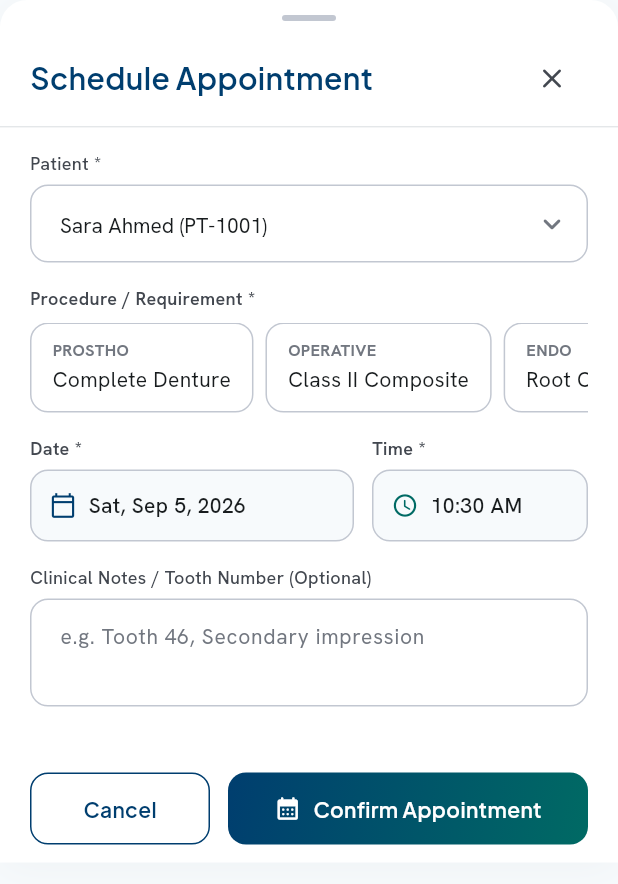
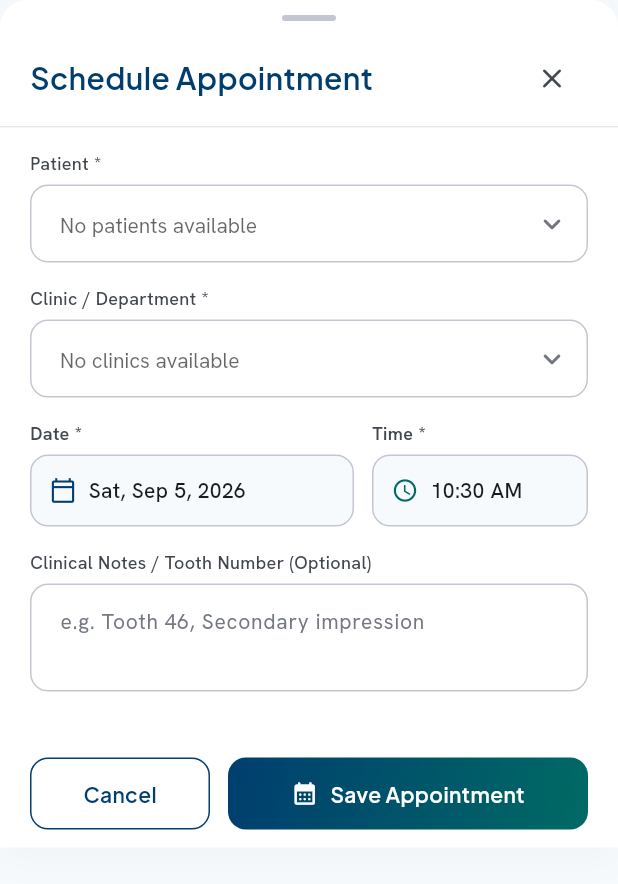
Before and after one commit to ShehabShaef/dentera, a Flutter app: the ScheduleAppointmentModal widget shown alone on an empty page, opened directly, on a phone screen of 412 x 824 dp. Shown: the top 884 px of the screen. Run offline on Flutter 3.47's test engine with Material 3 defaults, Android fonts, the phone set to English and light mode, and no system bars; our stand-ins replace flutter_local_notifications, flutter_riverpod, google_fonts, logger, shared_preferences, sqflite and 1 more; accounts and stored records are empty.

Commit message:
feat(presentation): inject relational providers and wire dynamic dropdowns in schedule modal

```diff
--- a/lib/presentation/widgets/modals/schedule_appointment_modal.dart
+++ b/lib/presentation/widgets/modals/schedule_appointment_modal.dart
@@ -1,6 +1,7 @@
 import 'package:flutter/material.dart';
 import 'package:flutter_riverpod/flutter_riverpod.dart';
 
+import '../../../core/logging/app_logger.dart';
 import '../../../core/services/local_notification_service.dart';
 import '../../../core/theme/theme.dart';
 import '../../../data/database/database_providers.dart';
@@ -10,6 +11,11 @@ import '../buttons/buttons.dart';
 import '../inputs/inputs.dart';
 
 /// Bottom sheet modal to schedule clinical appointments with patients.
+///
+/// Reactively watches [patientListProvider] and [clinicListProvider] to populate
+/// dynamic dropdown selectors with active database records, ensuring extracted
+/// relational keys ([patientId] and [clinicId]) adhere strictly to SQLite foreign
+/// key constraints without mock fallbacks or orphaned entries.
 class ScheduleAppointmentModal extends ConsumerStatefulWidget {
   const ScheduleAppointmentModal({
     super.key,
@@ -49,24 +55,8 @@ class _ScheduleAppointmentModalState extends ConsumerState<ScheduleAppointmentMo
   late DateTime _selectedDate;
   TimeOfDay _selectedTime = const TimeOfDay(hour: 10, minute: 30);
 
-  String _selectedPatient = 'Sara Ahmed (PT-1001)';
-  String _selectedProcedure = 'Prosthodontics - Complete Denture';
-
-  static const List<String> _mockPatients = <String>[
-    'Sara Ahmed (PT-1001)',
-    'Ahmed Ali (PT-1002)',
-    'Omar Khalid (PT-1003)',
-    'Layla Al-Yamani (PT-1004)',
-    'Fatima Hassan (PT-1005)',
-  ];
-
-  static const List<Map<String, String>> _procedures = <Map<String, String>>[
-    {'clinic': 'Prostho', 'procedure': 'Complete Denture', 'clinicId': 'c-pros'},
-    {'clinic': 'Operative', 'procedure': 'Class II Composite', 'clinicId': 'c-op'},
-    {'clinic': 'Endo', 'procedure': 'Root Canal (Tooth 46)', 'clinicId': 'c-endo'},
-    {'clinic': 'Perio', 'procedure': 'Scaling & Root Planing', 'clinicId': 'c-perio'},
-    {'clinic': 'Oral Surgery', 'procedure': 'Simple Extraction', 'clinicId': 'c-surg'},
-  ];
+  Patient? _selectedPatient;
+  Clinic? _selectedClinic;
 
   @override
   void initState() {
@@ -142,7 +132,25 @@ class _ScheduleAppointmentModalState extends ConsumerState<ScheduleAppointmentMo
     }
   }
 
+  /// Persists a newly scheduled clinical appointment to the local SQLite database.
+  ///
+  /// Extracts the foreign relational keys ([patientId] and [clinicId]) directly
+  /// from the selected [Patient] and [Clinic] domain entities. Mapping these verified
+  /// entity IDs directly into the [Appointment] record ensures database referential
+  /// integrity and prevents orphaned records under SQLite foreign key constraints.
   Future<void> _saveAppointment() async {
+    final patient = _selectedPatient;
+    final clinic = _selectedClinic;
+
+    // Validation Guard: Ensure both relational entities are selected.
+    if (patient == null || clinic == null) {
+      AppLogger.warning(
+        '[ScheduleAppointmentModal] Attempted to save appointment without selecting both a patient and a clinic.',
+      );
+      _formKey.currentState?.validate();
+      return;
+    }
+
     if (!_formKey.currentState!.validate()) return;
 
     final scheduledDateTime = DateTime(
@@ -153,19 +161,25 @@ class _ScheduleAppointmentModalState extends ConsumerState<ScheduleAppointmentMo
       _selectedTime.minute,
     );
 
-    final patientIdMatch = RegExp(r'\((PT-\d+)\)').firstMatch(_selectedPatient);
-    final patientId = patientIdMatch?.group(1) ?? 'PT-1001';
+    // Extract true relational entity IDs
+    final patientId = patient.id;
+    final clinicId = clinic.id;
 
     final notes = _notesController.text.trim();
-    final procedureText = notes.isNotEmpty ? '$_selectedProcedure - $notes' : _selectedProcedure;
+    final procedureText = notes.isNotEmpty ? '${clinic.name} - $notes' : clinic.name;
 
     final newAppointment = Appointment(
-      id: 'apt-${DateTime.now().millisecondsSinceEpoch % 10000}',
+      id: 'apt-${DateTime.now().millisecondsSinceEpoch}',
       patientId: patientId,
-      clinicId: 'c-pros',
+      clinicId: clinicId,
       scheduledDate: scheduledDateTime,
       procedureDescription: procedureText,
       status: 'Scheduled',
+    );
+
+    // Trace relational foreign keys immediately prior to SQLite insertion
+    AppLogger.info(
+      '[ScheduleAppointmentModal] Inserting appointment: patientId=$patientId, clinicId=$clinicId, scheduledDate=$scheduledDateTime',
     );
 
     try {
@@ -177,10 +191,14 @@ class _ScheduleAppointmentModalState extends ConsumerState<ScheduleAppointmentMo
       // Phase 7.2 - Schedule local notification reminder for this appointment
       await ref.read(notificationServiceProvider).scheduleAppointmentReminder(
             newAppointment,
-            clinicName: _selectedProcedure.split(' - ').first,
+            clinicName: clinic.name,
           );
-    } catch (_) {
-      // Offline fallback handling
+    } catch (e, stack) {
+      AppLogger.error(
+        '[ScheduleAppointmentModal] Failed to insert appointment into SQLite',
+        e,
+        stack,
+      );
     }
 
     widget.onAppointmentScheduled?.call(newAppointment);
@@ -188,9 +206,24 @@ class _ScheduleAppointmentModalState extends ConsumerState<ScheduleAppointmentMo
     Navigator.of(context).pop(newAppointment);
   }
 
+  Color _parseColor(String? hexString, {Color fallback = AppColors.secondary}) {
+    if (hexString == null || hexString.isEmpty) return fallback;
+    try {
+      final hex = hexString.replaceAll('#', '');
+      if (hex.length == 6) {
+        return Color(int.parse('0xFF$hex'));
+      } else if (hex.length == 8) {
+        return Color(int.parse('0x$hex'));
+      }
+    } catch (_) {}
+    return fallback;
+  }
+
   @override
   Widget build(BuildContext context) {
     final bottomInset = MediaQuery.of(context).viewInsets.bottom;
+    final patientsAsync = ref.watch(patientListProvider);
+    final clinicsAsync = ref.watch(clinicListProvider);
 
     return Container(
       constraints: BoxConstraints(
@@ -263,99 +296,120 @@ class _ScheduleAppointmentModalState extends ConsumerState<ScheduleAppointmentMo
                   child: Column(
                     crossAxisAlignment: CrossAxisAlignment.start,
                     children: <Widget>[
-                      // Patient Dropdown Selection
-                      DenteraDropdown<String>(
+                      // 1. Patient Dropdown Selection
+                      patientsAsync.when(
+                        data: (patients) {
+                          return DenteraDropdown<Patient>(
+                            key: const Key('patient_dropdown'),
                             label: 'Patient *',
-                        value: _selectedPatient,
-                        items: _mockPatients
-                            .map((p) => DropdownMenuItem(value: p, child: Text(p)))
+                            hintText: patients.isEmpty ? 'No patients available' : 'Select patient...',
+                            value: patients.contains(_selectedPatient) ? _selectedPatient : null,
+                            items: patients
+                                .map(
+                                  (p) => DropdownMenuItem<Patient>(
+                                    value: p,
+                                    child: Text(
+                                      '${p.name} (${p.id})',
+                                      overflow: TextOverflow.ellipsis,
+                                    ),
+                                  ),
+                                )
                                 .toList(),
+                            validator: (val) {
+                              if (val == null) {
+                                return 'Please select a patient';
+                              }
+                              return null;
+                            },
                             onChanged: (val) {
-                          if (val != null) {
                               setState(() {
                                 _selectedPatient = val;
                               });
-                          }
                             },
+                          );
+                        },
+                        loading: () => DenteraDropdown<Patient>(
+                          key: const Key('patient_dropdown_loading'),
+                          label: 'Patient *',
+                          hintText: 'Loading patients...',
+                          items: const <DropdownMenuItem<Patient>>[],
+                          onChanged: null,
+                        ),
+                        error: (_, _) => DenteraDropdown<Patient>(
+                          key: const Key('patient_dropdown_error'),
+                          label: 'Patient *',
+                          hintText: 'Failed to load patients',
+                          items: const <DropdownMenuItem<Patient>>[],
+                          onChanged: null,
+                        ),
                       ),
                       const SizedBox(height: 16),
 
-                      // Procedure / Requirement Carousel Selection
-                      Text(
-                        'Procedure / Requirement *',
-                        style: AppTextStyles.caption.copyWith(
-                          color: AppColors.onSurfaceVariant,
-                          fontWeight: FontWeight.w600,
+                      // 2. Clinic Dropdown Selection
+                      clinicsAsync.when(
+                        data: (clinics) {
+                          return DenteraDropdown<Clinic>(
+                            key: const Key('clinic_dropdown'),
+                            label: 'Clinic / Department *',
+                            hintText: clinics.isEmpty ? 'No clinics available' : 'Select clinic...',
+                            value: clinics.contains(_selectedClinic) ? _selectedClinic : null,
+                            items: clinics
+                                .map(
+                                  (c) => DropdownMenuItem<Clinic>(
+                                    value: c,
+                                    child: Row(
+                                      children: <Widget>[
+                                        Container(
+                                          width: 10,
+                                          height: 10,
+                                          decoration: BoxDecoration(
+                                            color: _parseColor(c.colorHex),
+                                            shape: BoxShape.circle,
                                           ),
                                         ),
-                      const SizedBox(height: 8),
-                      SingleChildScrollView(
-                        scrollDirection: Axis.horizontal,
-                        physics: const BouncingScrollPhysics(),
-                        child: Row(
-                          children: _procedures.map((item) {
-                            final fullTitle = '${item['clinic']} - ${item['procedure']}';
-                            final isSelected = _selectedProcedure == fullTitle;
-
-                            return Padding(
-                              padding: const EdgeInsets.only(right: 8.0),
-                              child: InkWell(
-                                onTap: () {
-                                  setState(() {
-                                    _selectedProcedure = fullTitle;
-                                  });
-                                },
-                                borderRadius: BorderRadius.circular(12),
-                                child: AnimatedContainer(
-                                  duration: const Duration(milliseconds: 200),
-                                  padding: const EdgeInsets.symmetric(
-                                    horizontal: 14,
-                                    vertical: 10,
-                                  ),
-                                  decoration: BoxDecoration(
-                                    color: isSelected
-                                        ? AppColors.secondaryContainer.withValues(alpha: 0.25)
-                                        : AppColors.surfaceContainerLowest,
-                                    borderRadius: BorderRadius.circular(12),
-                                    border: Border.all(
-                                      color: isSelected
-                                          ? AppColors.secondary
-                                          : AppColors.outlineVariant,
-                                      width: isSelected ? 1.5 : 1.0,
-                                    ),
-                                  ),
-                                  child: Column(
-                                    crossAxisAlignment: CrossAxisAlignment.start,
-                                    children: <Widget>[
-                                      Text(
-                                        item['clinic']!.toUpperCase(),
-                                        style: AppTextStyles.labelCaps.copyWith(
-                                          color: isSelected
-                                              ? AppColors.secondary
-                                              : AppColors.outline,
-                                        ),
-                                      ),
-                                      const SizedBox(height: 2),
-                                      Text(
-                                        item['procedure']!,
-                                        style: AppTextStyles.bodyMd.copyWith(
-                                          fontWeight: isSelected
-                                              ? FontWeight.w600
-                                              : FontWeight.w400,
-                                          color: AppColors.onSurface,
+                                        const SizedBox(width: 8),
+                                        Expanded(
+                                          child: Text(
+                                            c.name,
+                                            overflow: TextOverflow.ellipsis,
                                           ),
                                         ),
                                       ],
                                     ),
                                   ),
+                                )
+                                .toList(),
+                            validator: (val) {
+                              if (val == null) {
+                                return 'Please select a clinic';
+                              }
+                              return null;
+                            },
+                            onChanged: (val) {
+                              setState(() {
+                                _selectedClinic = val;
+                              });
+                            },
+                          );
+                        },
+                        loading: () => DenteraDropdown<Clinic>(
+                          key: const Key('clinic_dropdown_loading'),
+                          label: 'Clinic / Department *',
+                          hintText: 'Loading clinics...',
+                          items: const <DropdownMenuItem<Clinic>>[],
+                          onChanged: null,
                         ),
-                            );
-                          }).toList(),
+                        error: (_, _) => DenteraDropdown<Clinic>(
+                          key: const Key('clinic_dropdown_error'),
+                          label: 'Clinic / Department *',
+                          hintText: 'Failed to load clinics',
+                          items: const <DropdownMenuItem<Clinic>>[],
+                          onChanged: null,
                         ),
                       ),
                       const SizedBox(height: 16),
 
-                      // Date & Time Selectors Row
+                      // 3. Date & Time Selectors Row
                       Row(
                         children: <Widget>[
                           // Date Selector
@@ -462,7 +516,7 @@ class _ScheduleAppointmentModalState extends ConsumerState<ScheduleAppointmentMo
                       ),
                       const SizedBox(height: 16),
 
-                      // Procedure Description / Notes
+                      // 4. Clinical Notes / Tooth Number
                       DenteraTextField(
                         label: 'Clinical Notes / Tooth Number (Optional)',
                         hintText: 'e.g. Tooth 46, Secondary impression',
@@ -493,7 +547,8 @@ class _ScheduleAppointmentModalState extends ConsumerState<ScheduleAppointmentMo
                   Expanded(
                     flex: 2,
                     child: PrimaryButton(
-                      text: 'Confirm Appointment',
+                      key: const Key('save_appointment_button'),
+                      text: 'Save Appointment',
                       icon: const Icon(
                         Icons.calendar_month_rounded,
                         size: 18,
```
Also changed, not shown: 2 other files. Lines whose indentation alone changed are shown as unchanged.
